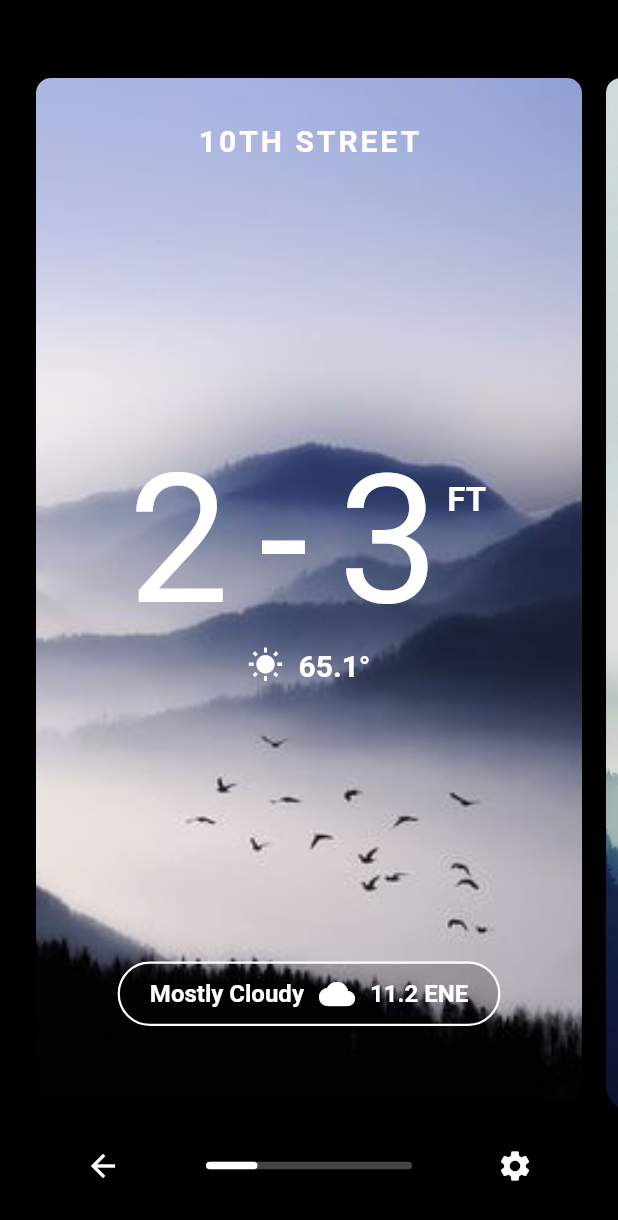
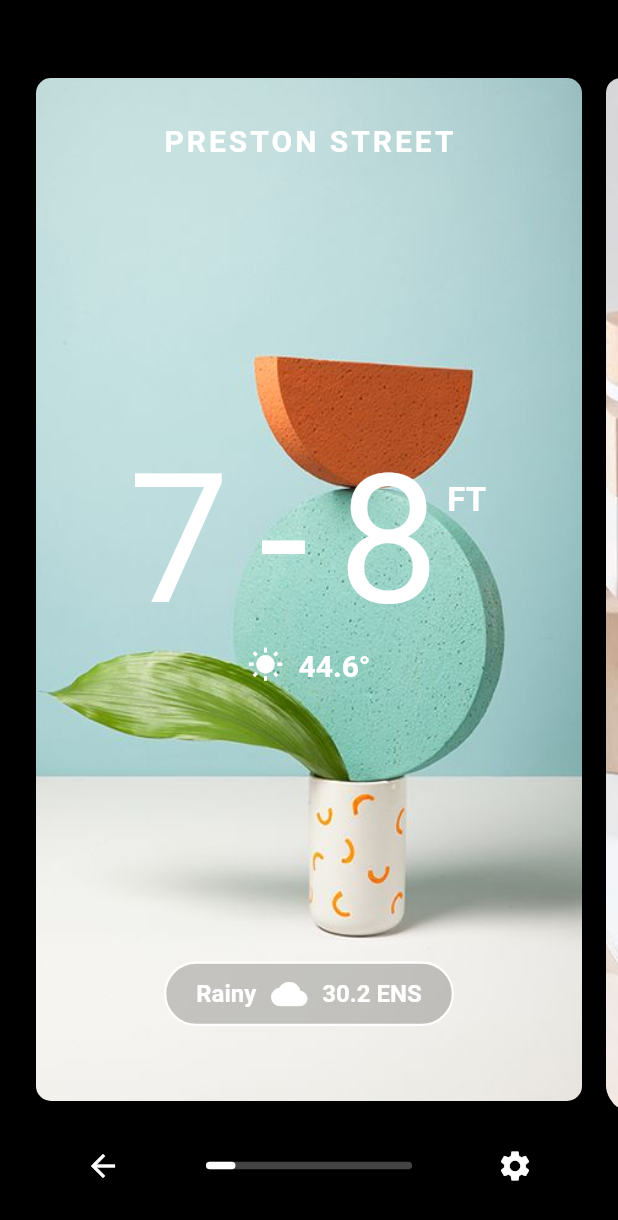
Before and after one commit to preston0769/Flutter-Practice, a Flutter app: the screen it shows after launch, after a tap on "Flip Carosel", on a phone screen of 412 x 824 dp. Shown: the top 1220 px of the screen. Run offline on Flutter 3.47's test engine with Material 2 defaults, Android fonts, the phone set to English and light mode, and no system bars; our stand-ins replace font_awesome_flutter; missing offline and left inert: fluttery; Roboto replaces fonts that are missing (petita).

Commit message:
Init a login form layout

```diff
--- a/Layouts/LayoutGallery/layout_gallery/lib/flip_carosel.dart
+++ b/Layouts/LayoutGallery/layout_gallery/lib/flip_carosel.dart
@@ -4,6 +4,33 @@ import 'dart:ui';
 import 'package:flutter/material.dart';
 
 List<CardViewModel> cardList = [
+  CardViewModel(
+      address: 'PRESTON STREET',
+      maxHeightInFeet: 8,
+      minHeightInFeet: 7,
+      tempInDegreee: 44.6,
+      backgroundAssetPath: 'assets/flip_carosel/object4.jpg',
+      cardinalDirection: "ENS",
+      weatherType: "Rainy",
+      windSpeedInMph: 30.2),
+  CardViewModel(
+      address: 'FANNING ROAD',
+      maxHeightInFeet: 2,
+      minHeightInFeet: 0,
+      tempInDegreee: 34.6,
+      backgroundAssetPath: 'assets/flip_carosel/object6.jpg',
+      cardinalDirection: "ENS",
+      weatherType: "Sunny",
+      windSpeedInMph: 55.2),
+  CardViewModel(
+      address: 'FRAND ROAD',
+      maxHeightInFeet: 8,
+      minHeightInFeet: 7,
+      tempInDegreee: 44.6,
+      backgroundAssetPath: 'assets/flip_carosel/object5.jpg',
+      cardinalDirection: "ENS",
+      weatherType: "Rainy",
+      windSpeedInMph: 30.2),
   CardViewModel(
       address: '10TH STREET',
       maxHeightInFeet: 3,
--- a/Layouts/LayoutGallery/layout_gallery/lib/navigationPage.dart
+++ b/Layouts/LayoutGallery/layout_gallery/lib/navigationPage.dart
@@ -2,6 +2,7 @@ import 'dart:math';
 
 import 'package:flutter/material.dart';
 import 'package:layout_gallery/flip_carosel.dart';
+import 'package:layout_gallery/loginLayout.dart';
 import 'package:layout_gallery/shoppingcartLayout.dart';
 
 List<NavigationItem> screens = [
@@ -9,11 +10,14 @@ List<NavigationItem> screens = [
       sreen: ShoppingCartLayout(),
       title: "ShoppingCart",
       subTitle: "Simple Shoping Cart"),
-
   new NavigationItem(
       sreen: FlipCaroselLayout(),
       title: "Flip Carosel",
-      subTitle: "Test Flip Carosel")
+      subTitle: "Test Flip Carosel"),
+  new NavigationItem(
+      sreen: LoginLayout(),
+      title: "Login Page",
+      subTitle: "Now for input")
 ];
 
 List colors = [
@@ -48,8 +52,10 @@ class _NavigationPageState extends State<NavigationPage>
         },
         child: Container(
           decoration: ShapeDecoration(
-              gradient: LinearGradient(
-                  colors: [Color(0xff81CDFF),Color(0xFF79F3FF),]),
+              gradient: LinearGradient(colors: [
+                Color(0xff81CDFF),
+                Color(0xFF79F3FF),
+              ]),
               shape: RoundedRectangleBorder(
                   borderRadius: BorderRadius.all(Radius.circular(8.0)))),
           padding: EdgeInsets.all(20.0),
@@ -85,7 +91,9 @@ class _NavigationPageState extends State<NavigationPage>
                       style: TextStyle(fontSize: 18.0, color: Colors.black)),
                 ],
               ),
-              Expanded(child: new Container(),),
+              Expanded(
+                child: new Container(),
+              ),
               IconButton(
                   icon: Icon(
                 Icons.arrow_forward,
@@ -114,22 +122,23 @@ class _NavigationPageState extends State<NavigationPage>
   @override
   Widget build(BuildContext context) {
     return WillPopScope(
-        onWillPop: () async{return false;},
-          child: Scaffold(
+      onWillPop: () async {
+        return false;
+      },
+      child: Scaffold(
         appBar: AppBar(
-          title:Text("Navigations",style: TextStyle( fontSize: 30.0),)
-
-        ),
+            title: Text(
+          "Navigations",
+          style: TextStyle(fontSize: 30.0),
+        )),
         body: SafeArea(
           child: Container(
             padding: EdgeInsets.all(20.0),
             child: SingleChildScrollView(
               child: Column(
-                children: <Widget>[
-                  _buildItem(context, screens.first),
-                  _buildItem(context, screens.elementAt(1))
-                  ],
-              ),
+                  children: screens.map((screen) {
+                return _buildItem(context, screen);
+              }).toList()),
             ),
           ),
         ),
--- a/Layouts/LayoutGallery/layout_gallery/pubspec.yaml
+++ b/Layouts/LayoutGallery/layout_gallery/pubspec.yaml
@@ -46,6 +46,9 @@ flutter:
    - assets/flip_carosel/object1.jpg
    - assets/flip_carosel/object2.jpg
    - assets/flip_carosel/object3.jpg
+   - assets/flip_carosel/object4.jpg
+   - assets/flip_carosel/object5.jpg
+   - assets/flip_carosel/object6.jpg
 
   # An image asset can refer to one or more resolution-specific "variants", see
   # https://flutter.io/assets-and-images/#resolution-aware.
```
Also changed, not shown: Layouts/LayoutGallery/layout_gallery/lib/loginLayout.dart (added, +79 -0 lines), Layouts/LayoutGallery/layout_gallery/assets/flip_carosel/object4.jpg (added), Layouts/LayoutGallery/layout_gallery/assets/flip_carosel/object5.jpg (added), Layouts/LayoutGallery/layout_gallery/assets/flip_carosel/object6.jpg (added).
